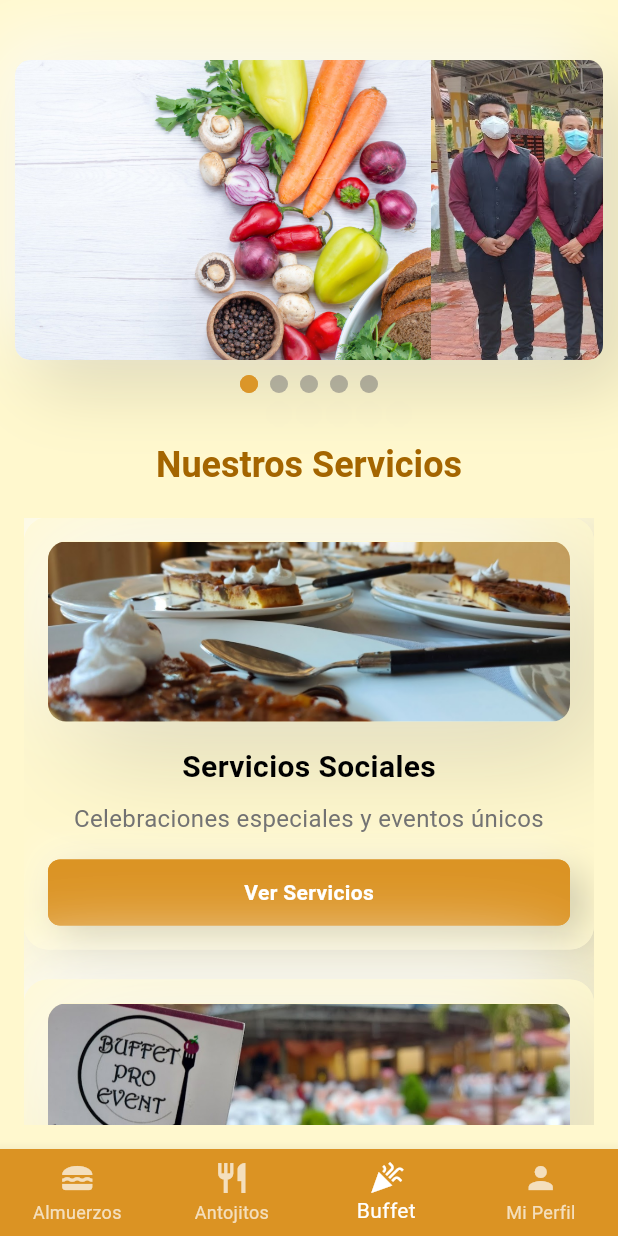
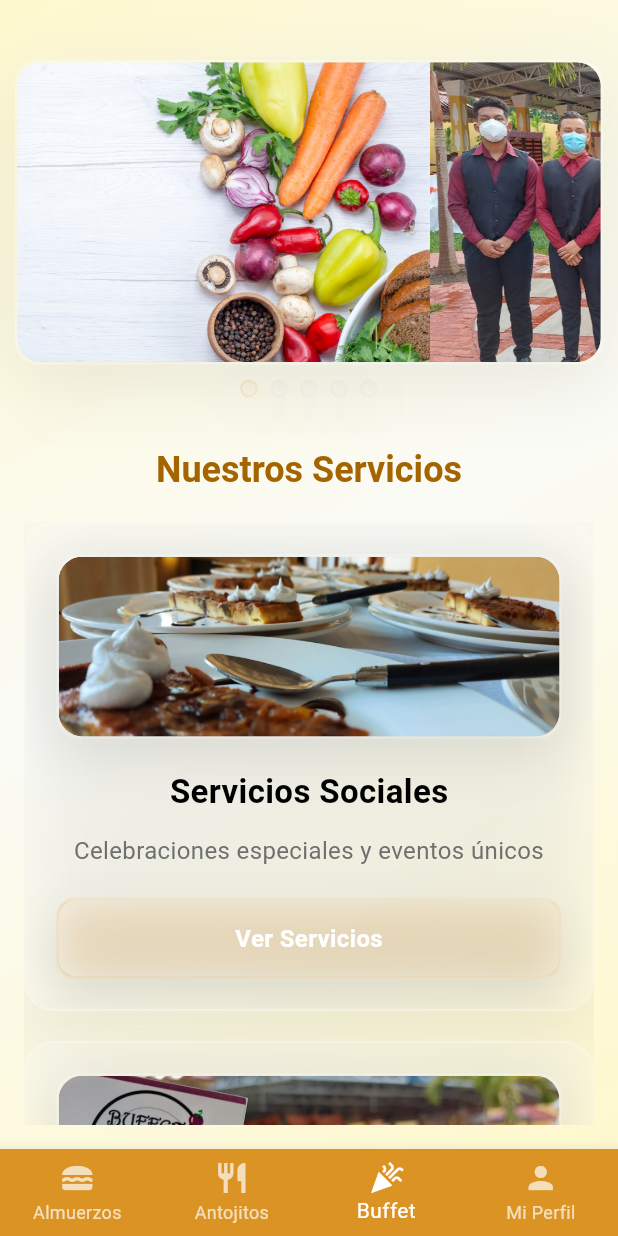
Before and after one commit to mrgomezsv/buffet_app_flutter, a Flutter app: the HomeScreen screen opened by its route, item 3 of the bottom bar chosen, on a phone screen of 412 x 824 dp. Run offline on Flutter 3.47's test engine with Material 3 defaults, Android fonts, the phone set to English and light mode, and no system bars; our stand-ins replace flutter_riverpod, go_router, shared_preferences; accounts and stored records are empty.

Commit message:
Implementar efecto glassmorphism en toda la aplicación
- Crear widgets personalizados GlassmorphismContainer, GlassmorphismCard y GlassmorphismButton
- Aplicar efecto glassmorphism a tarjetas de menú con transparencia y blur
- Actualizar slider de imágenes con efecto de cristal translúcido
- Mejorar indicadores de página con glassmorphism sutil
- Aplicar efecto glassmorphism a tarjetas de servicios y opciones de perfil
- Crear fondo con gradiente sutil para complementar el glassmorphism
- Mantener colores originales con transparencias elegantes
- Agregar animaciones suaves en botones con efecto de escala

```diff
--- a/lib/views/home/home_screen.dart
+++ b/lib/views/home/home_screen.dart
@@ -3,7 +3,7 @@ import 'dart:async';
 import 'package:go_router/go_router.dart';
 import '../../constants/app_colors.dart';
 import '../../widgets/menu_card_widget.dart';
-import '../../widgets/neumorphic_container.dart';
+import '../../widgets/glassmorphism_container.dart';
 import '../../models/menu_producto.dart';
 
 class HomeScreen extends StatefulWidget {
@@ -82,8 +82,8 @@ class _HomeScreenState extends State<HomeScreen> {
   @override
   Widget build(BuildContext context) {
     return Scaffold(
-      backgroundColor: AppColors.background,
-      body: SafeArea(
+      body: GlassmorphismBackground(
+        child: SafeArea(
           child: Column(
             children: [
               const SizedBox(height: 10),
@@ -95,11 +95,13 @@ class _HomeScreenState extends State<HomeScreen> {
                   bottom: 10,
                   top: 30,
                 ),
-              child: NeumorphicCard(
-                borderRadius: 10,
-                backgroundColor: AppColors.background,
+                child: GlassmorphismCard(
+                  borderRadius: 16,
+                  backgroundColor: Colors.white,
+                  blur: 20,
+                  opacity: 0.1,
                   child: ClipRRect(
-                  borderRadius: BorderRadius.circular(10),
+                    borderRadius: BorderRadius.circular(16),
                     child: SizedBox(
                       height: 200,
                       child: PageView.builder(
@@ -132,7 +134,7 @@ class _HomeScreenState extends State<HomeScreen> {
                 mainAxisAlignment: MainAxisAlignment.center,
                 children: List.generate(
                   sliderImages.length,
-                (index) => NeumorphicContainer(
+                  (index) => GlassmorphismContainer(
                     borderRadius: 50,
                     width: 12,
                     height: 12,
@@ -141,6 +143,8 @@ class _HomeScreenState extends State<HomeScreen> {
                         _currentIndex == index
                             ? AppColors.orange500
                             : AppColors.gris.withAlpha(77),
+                    blur: 8,
+                    opacity: _currentIndex == index ? 0.3 : 0.1,
                     child: Container(),
                   ),
                 ),
@@ -151,6 +155,7 @@ class _HomeScreenState extends State<HomeScreen> {
               // Fragment Container
               Expanded(child: _fragments[_selectedTabIndex]),
             ],
+          ),
         ),
       ),
       bottomNavigationBar: BottomNavigationBar(
@@ -382,18 +387,22 @@ class BuffetFragment extends StatelessWidget {
     String imagePath,
     String buttonText,
   ) {
-    return NeumorphicCard(
-      borderRadius: 16,
-      backgroundColor: AppColors.background,
+    return GlassmorphismCard(
+      borderRadius: 20,
+      backgroundColor: Colors.white,
+      blur: 15,
+      opacity: 0.12,
       child: Padding(
-        padding: const EdgeInsets.all(16),
+        padding: const EdgeInsets.all(20),
         child: Column(
           children: [
-            NeumorphicContainer(
-              borderRadius: 12,
-              backgroundColor: AppColors.background,
+            GlassmorphismContainer(
+              borderRadius: 16,
+              backgroundColor: Colors.white,
+              blur: 10,
+              opacity: 0.08,
               child: ClipRRect(
-                borderRadius: BorderRadius.circular(12),
+                borderRadius: BorderRadius.circular(16),
                 child: Image.asset(
                   imagePath,
                   height: 120,
@@ -402,32 +411,35 @@ class BuffetFragment extends StatelessWidget {
                 ),
               ),
             ),
-            const SizedBox(height: 16),
+            const SizedBox(height: 20),
             Text(
               title,
               style: const TextStyle(
-                fontSize: 20,
+                fontSize: 22,
                 fontWeight: FontWeight.bold,
                 color: AppColors.black,
               ),
             ),
-            const SizedBox(height: 8),
+            const SizedBox(height: 12),
             Text(
               description,
               style: const TextStyle(fontSize: 16, color: AppColors.gris),
               textAlign: TextAlign.center,
             ),
-            const SizedBox(height: 16),
-            NeumorphicButton(
-              borderRadius: 8,
+            const SizedBox(height: 20),
+            GlassmorphismButton(
+              borderRadius: 12,
               backgroundColor: AppColors.orange500,
-              padding: const EdgeInsets.symmetric(horizontal: 24, vertical: 12),
+              padding: const EdgeInsets.symmetric(horizontal: 28, vertical: 14),
+              blur: 12,
+              opacity: 0.25,
               onPressed: () {},
               child: Text(
                 buttonText,
                 style: const TextStyle(
                   color: AppColors.white,
                   fontWeight: FontWeight.w600,
+                  fontSize: 16,
                 ),
               ),
             ),
@@ -448,11 +460,13 @@ class ProfileFragment extends StatelessWidget {
       padding: const EdgeInsets.all(16),
       child: Column(
         children: [
-          NeumorphicContainer(
+          GlassmorphismContainer(
             borderRadius: 60,
             width: 120,
             height: 120,
-            backgroundColor: AppColors.background,
+            backgroundColor: Colors.white,
+            blur: 15,
+            opacity: 0.1,
             child: CircleAvatar(
               radius: 60,
               backgroundImage: const AssetImage(
@@ -495,10 +509,12 @@ class ProfileFragment extends StatelessWidget {
           const SizedBox(height: 40),
           SizedBox(
             width: double.infinity,
-            child: NeumorphicButton(
-              borderRadius: 12,
+            child: GlassmorphismButton(
+              borderRadius: 16,
               backgroundColor: AppColors.error,
               padding: const EdgeInsets.symmetric(vertical: 16),
+              blur: 12,
+              opacity: 0.25,
               onPressed: () {
                 context.go('/login');
               },
@@ -524,17 +540,22 @@ class ProfileFragment extends StatelessWidget {
     String subtitle,
     VoidCallback onTap,
   ) {
-    return NeumorphicCard(
-      margin: const EdgeInsets.only(bottom: 12),
-      borderRadius: 12,
-      backgroundColor: AppColors.background,
+    return GlassmorphismCard(
+      margin: const EdgeInsets.only(bottom: 16),
+      borderRadius: 16,
+      backgroundColor: Colors.white,
+      blur: 12,
+      opacity: 0.1,
       onTap: onTap,
       child: ListTile(
-        leading: NeumorphicContainer(
+        contentPadding: const EdgeInsets.symmetric(horizontal: 20, vertical: 8),
+        leading: GlassmorphismContainer(
           borderRadius: 50,
           backgroundColor: AppColors.orange500,
           width: 50,
           height: 50,
+          blur: 8,
+          opacity: 0.3,
           child: Icon(icon, color: AppColors.white, size: 24),
         ),
         title: Text(
@@ -545,7 +566,7 @@ class ProfileFragment extends StatelessWidget {
           subtitle,
           style: const TextStyle(color: AppColors.gris, fontSize: 14),
         ),
-        trailing: const Icon(Icons.arrow_forward_ios),
+        trailing: const Icon(Icons.arrow_forward_ios, color: AppColors.gris),
       ),
     );
   }
--- /dev/null
+++ b/lib/widgets/glassmorphism_container.dart
@@ -0,0 +1,356 @@
+import 'dart:ui';
+import 'package:flutter/material.dart';
+import '../constants/app_colors.dart';
+
+class GlassmorphismContainer extends StatelessWidget {
+  final Widget child;
+  final double borderRadius;
+  final EdgeInsetsGeometry? padding;
+  final EdgeInsetsGeometry? margin;
+  final double? width;
+  final double? height;
+  final Color? backgroundColor;
+  final double blur;
+  final double opacity;
+  final VoidCallback? onTap;
+  final bool hasBorder;
+
+  const GlassmorphismContainer({
+    super.key,
+    required this.child,
+    this.borderRadius = 20.0,
+    this.padding,
+    this.margin,
+    this.width,
+    this.height,
+    this.backgroundColor,
+    this.blur = 10.0,
+    this.opacity = 0.1,
+    this.onTap,
+    this.hasBorder = true,
+  });
+
+  @override
+  Widget build(BuildContext context) {
+    final Color baseColor = backgroundColor ?? Colors.white;
+
+    return GestureDetector(
+      onTap: onTap,
+      child: Container(
+        width: width,
+        height: height,
+        margin: margin,
+        decoration: BoxDecoration(
+          borderRadius: BorderRadius.circular(borderRadius),
+          gradient: LinearGradient(
+            begin: Alignment.topLeft,
+            end: Alignment.bottomRight,
+            colors: [
+              baseColor.withOpacity(opacity),
+              baseColor.withOpacity(opacity * 0.5),
+            ],
+          ),
+          border:
+              hasBorder
+                  ? Border.all(color: Colors.white.withOpacity(0.2), width: 1.5)
+                  : null,
+          boxShadow: [
+            BoxShadow(
+              color: Colors.black.withOpacity(0.1),
+              offset: const Offset(0, 8),
+              blurRadius: 32,
+              spreadRadius: 0,
+            ),
+            BoxShadow(
+              color: Colors.white.withOpacity(0.1),
+              offset: const Offset(0, -2),
+              blurRadius: 8,
+              spreadRadius: 0,
+            ),
+          ],
+        ),
+        child: ClipRRect(
+          borderRadius: BorderRadius.circular(borderRadius),
+          child: BackdropFilter(
+            filter: ImageFilter.blur(sigmaX: blur, sigmaY: blur),
+            child: Container(
+              padding: padding,
+              decoration: BoxDecoration(
+                borderRadius: BorderRadius.circular(borderRadius),
+                gradient: LinearGradient(
+                  begin: Alignment.topLeft,
+                  end: Alignment.bottomRight,
+                  colors: [
+                    Colors.white.withOpacity(0.1),
+                    Colors.white.withOpacity(0.05),
+                  ],
+                ),
+              ),
+              child: child,
+            ),
+          ),
+        ),
+      ),
+    );
+  }
+}
+
+class GlassmorphismCard extends StatelessWidget {
+  final Widget child;
+  final double borderRadius;
+  final EdgeInsetsGeometry? padding;
+  final EdgeInsetsGeometry? margin;
+  final double? width;
+  final double? height;
+  final Color? backgroundColor;
+  final double blur;
+  final double opacity;
+  final VoidCallback? onTap;
+  final bool hasBorder;
+
+  const GlassmorphismCard({
+    super.key,
+    required this.child,
+    this.borderRadius = 20.0,
+    this.padding,
+    this.margin,
+    this.width,
+    this.height,
+    this.backgroundColor,
+    this.blur = 15.0,
+    this.opacity = 0.15,
+    this.onTap,
+    this.hasBorder = true,
+  });
+
+  @override
+  Widget build(BuildContext context) {
+    final Color baseColor = backgroundColor ?? Colors.white;
+
+    return GestureDetector(
+      onTap: onTap,
+      child: Container(
+        width: width,
+        height: height,
+        margin: margin,
+        decoration: BoxDecoration(
+          borderRadius: BorderRadius.circular(borderRadius),
+          gradient: LinearGradient(
+            begin: Alignment.topLeft,
+            end: Alignment.bottomRight,
+            colors: [
+              baseColor.withOpacity(opacity),
+              baseColor.withOpacity(opacity * 0.7),
+            ],
+          ),
+          border:
+              hasBorder
+                  ? Border.all(
+                    color: Colors.white.withOpacity(0.25),
+                    width: 1.5,
+                  )
+                  : null,
+          boxShadow: [
+            BoxShadow(
+              color: Colors.black.withOpacity(0.08),
+              offset: const Offset(0, 12),
+              blurRadius: 40,
+              spreadRadius: 0,
+            ),
+            BoxShadow(
+              color: Colors.white.withOpacity(0.15),
+              offset: const Offset(0, -4),
+              blurRadius: 12,
+              spreadRadius: 0,
+            ),
+          ],
+        ),
+        child: ClipRRect(
+          borderRadius: BorderRadius.circular(borderRadius),
+          child: BackdropFilter(
+            filter: ImageFilter.blur(sigmaX: blur, sigmaY: blur),
+            child: Container(
+              padding: padding,
+              decoration: BoxDecoration(
+                borderRadius: BorderRadius.circular(borderRadius),
+                gradient: LinearGradient(
+                  begin: Alignment.topLeft,
+                  end: Alignment.bottomRight,
+                  colors: [
+                    Colors.white.withOpacity(0.15),
+                    Colors.white.withOpacity(0.08),
+                  ],
+                ),
+              ),
+              child: child,
+            ),
+          ),
+        ),
+      ),
+    );
+  }
+}
+
+class GlassmorphismButton extends StatefulWidget {
+  final Widget child;
+  final double borderRadius;
+  final EdgeInsetsGeometry? padding;
+  final EdgeInsetsGeometry? margin;
+  final double? width;
+  final double? height;
+  final Color? backgroundColor;
+  final double blur;
+  final double opacity;
+  final VoidCallback? onPressed;
+
+  const GlassmorphismButton({
+    super.key,
+    required this.child,
+    this.borderRadius = 20.0,
+    this.padding,
+    this.margin,
+    this.width,
+    this.height,
+    this.backgroundColor,
+    this.blur = 12.0,
+    this.opacity = 0.2,
+    this.onPressed,
+  });
+
+  @override
+  State<GlassmorphismButton> createState() => _GlassmorphismButtonState();
+}
+
+class _GlassmorphismButtonState extends State<GlassmorphismButton>
+    with SingleTickerProviderStateMixin {
+  late AnimationController _animationController;
+  late Animation<double> _scaleAnimation;
+
+  @override
+  void initState() {
+    super.initState();
+    _animationController = AnimationController(
+      duration: const Duration(milliseconds: 150),
+      vsync: this,
+    );
+    _scaleAnimation = Tween<double>(begin: 1.0, end: 0.95).animate(
+      CurvedAnimation(parent: _animationController, curve: Curves.easeInOut),
+    );
+  }
+
+  @override
+  void dispose() {
+    _animationController.dispose();
+    super.dispose();
+  }
+
+  @override
+  Widget build(BuildContext context) {
+    final Color baseColor = widget.backgroundColor ?? AppColors.orange500;
+
+    return GestureDetector(
+      onTapDown: (_) {
+        _animationController.forward();
+      },
+      onTapUp: (_) {
+        _animationController.reverse();
+        widget.onPressed?.call();
+      },
+      onTapCancel: () {
+        _animationController.reverse();
+      },
+      child: AnimatedBuilder(
+        animation: _scaleAnimation,
+        builder: (context, child) {
+          return Transform.scale(
+            scale: _scaleAnimation.value,
+            child: Container(
+              width: widget.width,
+              height: widget.height,
+              margin: widget.margin,
+              decoration: BoxDecoration(
+                borderRadius: BorderRadius.circular(widget.borderRadius),
+                gradient: LinearGradient(
+                  begin: Alignment.topLeft,
+                  end: Alignment.bottomRight,
+                  colors: [
+                    baseColor.withOpacity(widget.opacity),
+                    baseColor.withOpacity(widget.opacity * 0.8),
+                  ],
+                ),
+                border: Border.all(
+                  color: Colors.white.withOpacity(0.3),
+                  width: 1.5,
+                ),
+                boxShadow: [
+                  BoxShadow(
+                    color: Colors.black.withOpacity(0.1),
+                    offset: const Offset(0, 8),
+                    blurRadius: 24,
+                    spreadRadius: 0,
+                  ),
+                  BoxShadow(
+                    color: Colors.white.withOpacity(0.2),
+                    offset: const Offset(0, -2),
+                    blurRadius: 8,
+                    spreadRadius: 0,
+                  ),
+                ],
+              ),
+              child: ClipRRect(
+                borderRadius: BorderRadius.circular(widget.borderRadius),
+                child: BackdropFilter(
+                  filter: ImageFilter.blur(
+                    sigmaX: widget.blur,
+                    sigmaY: widget.blur,
+                  ),
+                  child: Container(
+                    padding: widget.padding,
+                    decoration: BoxDecoration(
+                      borderRadius: BorderRadius.circular(widget.borderRadius),
+                      gradient: LinearGradient(
+                        begin: Alignment.topLeft,
+                        end: Alignment.bottomRight,
+                        colors: [
+                          Colors.white.withOpacity(0.2),
+                          Colors.white.withOpacity(0.1),
+                        ],
+                      ),
+                    ),
+                    child: Center(child: widget.child),
+                  ),
+                ),
+              ),
+            ),
+          );
+        },
+      ),
+    );
+  }
+}
+
+// Widget especializado para el fondo de la aplicación
+class GlassmorphismBackground extends StatelessWidget {
+  final Widget child;
+
+  const GlassmorphismBackground({super.key, required this.child});
+
+  @override
+  Widget build(BuildContext context) {
+    return Container(
+      decoration: BoxDecoration(
+        gradient: LinearGradient(
+          begin: Alignment.topLeft,
+          end: Alignment.bottomRight,
+          colors: [
+            AppColors.background,
+            AppColors.background2,
+            AppColors.background.withOpacity(0.8),
+          ],
+          stops: const [0.0, 0.5, 1.0],
+        ),
+      ),
+      child: child,
+    );
+  }
+}
--- a/lib/widgets/menu_card_widget.dart
+++ b/lib/widgets/menu_card_widget.dart
@@ -1,7 +1,7 @@
 import 'package:flutter/material.dart';
 import '../constants/app_colors.dart';
 import '../models/menu_producto.dart';
-import 'neumorphic_container.dart';
+import 'glassmorphism_container.dart';
 
 class MenuCardWidget extends StatelessWidget {
   final MenuProducto menuItem;
@@ -19,10 +19,12 @@ class MenuCardWidget extends StatelessWidget {
 
   @override
   Widget build(BuildContext context) {
-    return NeumorphicCard(
+    return GlassmorphismCard(
       margin: const EdgeInsets.only(bottom: 16),
       borderRadius: 20,
       backgroundColor: AppColors.orange500,
+      blur: 15,
+      opacity: 0.2,
       onTap: onTap,
       child: Container(
         decoration: BoxDecoration(
@@ -38,11 +40,13 @@ class MenuCardWidget extends StatelessWidget {
           child: Row(
             children: [
               // Icono del menú
-              NeumorphicContainer(
+              GlassmorphismContainer(
                 borderRadius: 12,
-                backgroundColor: AppColors.white.withOpacity(0.2),
+                backgroundColor: AppColors.white,
                 width: 60,
                 height: 60,
+                blur: 8,
+                opacity: 0.2,
                 child: Icon(
                   Icons.restaurant_menu,
                   size: 40,
@@ -83,13 +87,15 @@ class MenuCardWidget extends StatelessWidget {
                       Row(
                         children: [
                           if (showCategory) ...[
-                            NeumorphicContainer(
+                            GlassmorphismContainer(
                               borderRadius: 12,
-                              backgroundColor: AppColors.white.withOpacity(0.2),
+                              backgroundColor: AppColors.white,
                               padding: const EdgeInsets.symmetric(
                                 horizontal: 8,
                                 vertical: 4,
                               ),
+                              blur: 6,
+                              opacity: 0.2,
                               child: Text(
                                 menuItem.category,
                                 style: const TextStyle(
@@ -133,9 +139,11 @@ class MenuGridCardWidget extends StatelessWidget {
 
   @override
   Widget build(BuildContext context) {
-    return NeumorphicCard(
+    return GlassmorphismCard(
       borderRadius: 20,
       backgroundColor: AppColors.orange500,
+      blur: 15,
+      opacity: 0.2,
       onTap: onTap,
       child: Container(
         decoration: BoxDecoration(
@@ -153,11 +161,13 @@ class MenuGridCardWidget extends StatelessWidget {
             children: [
               // Icono del menú
               Center(
-                child: NeumorphicContainer(
+                child: GlassmorphismContainer(
                   borderRadius: 12,
-                  backgroundColor: AppColors.white.withOpacity(0.2),
+                  backgroundColor: AppColors.white,
                   width: 60,
                   height: 60,
+                  blur: 8,
+                  opacity: 0.2,
                   child: Icon(
                     Icons.restaurant_menu,
                     size: 40,
@@ -199,13 +209,15 @@ class MenuGridCardWidget extends StatelessWidget {
               Row(
                 mainAxisAlignment: MainAxisAlignment.spaceBetween,
                 children: [
-                  NeumorphicContainer(
+                  GlassmorphismContainer(
                     borderRadius: 12,
-                    backgroundColor: AppColors.white.withOpacity(0.2),
+                    backgroundColor: AppColors.white,
                     padding: const EdgeInsets.symmetric(
                       horizontal: 8,
                       vertical: 4,
                     ),
+                    blur: 6,
+                    opacity: 0.2,
                     child: Text(
                       menuItem.category,
                       style: const TextStyle(
```
Lines whose indentation alone changed are shown as unchanged.
